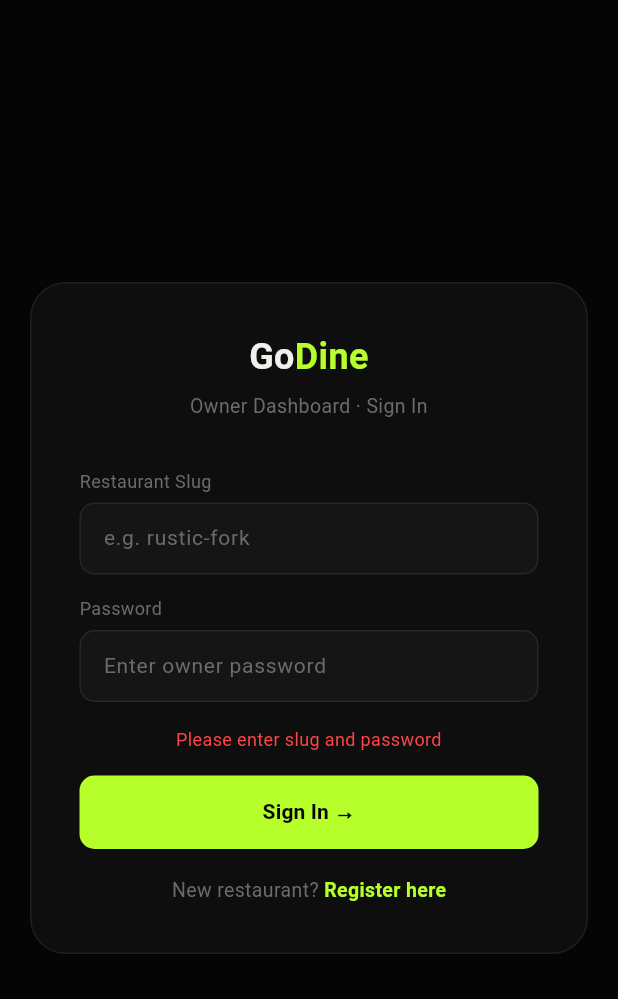
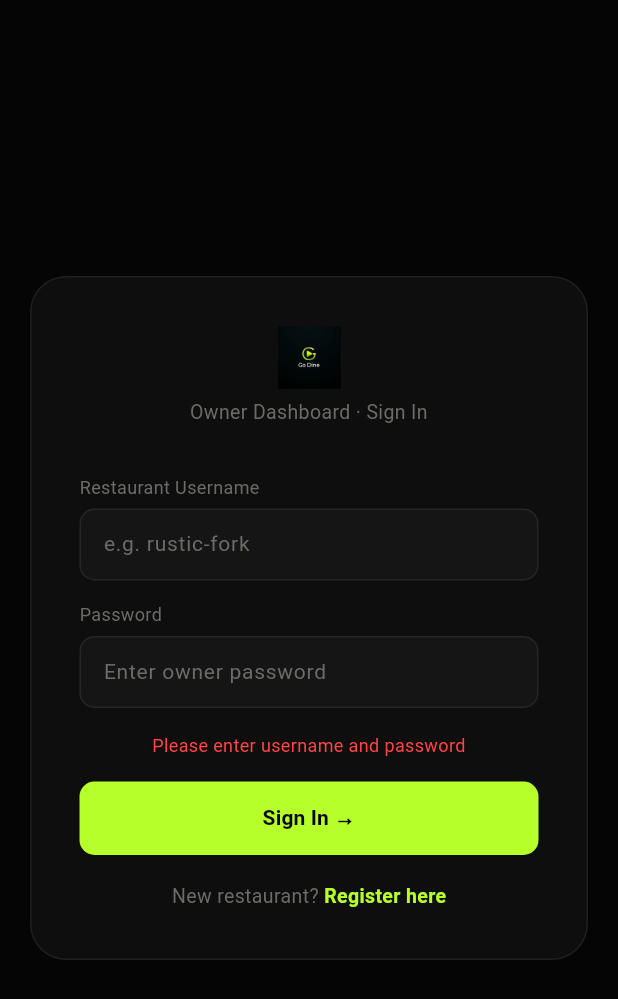
Before and after one commit to go-dine/GoDineProd, a Flutter app: the screen it shows after launch, after a tap on "Sign In →", on a phone screen of 412 x 824 dp. Shown: the top 999 px of the screen. Run offline on Flutter 3.47's test engine with Material 3 defaults, Android fonts, the phone set to English and light mode, and no system bars; our stand-ins replace flutter_local_notifications, flutter_secure_storage, qr_flutter, share_plus, supabase_flutter; accounts and stored records are empty.

```diff
--- a/godine-owner-app/lib/main.dart
+++ b/godine-owner-app/lib/main.dart
@@ -17,12 +17,11 @@
 
 Future<void> main() async {
   WidgetsFlutterBinding.ensureInitialized();
-  await SupabaseService.init();
-  await NotificationService.init();
   SystemChrome.setSystemUIOverlayStyle(const SystemUiOverlayStyle(
     statusBarColor: AppColors.bg,
     statusBarIconBrightness: Brightness.light,
   ));
+  // Launch the UI immediately — initialization happens inside the splash screen
   runApp(const GoDineApp());
 }
 
@@ -32,7 +31,7 @@
   @override
   Widget build(BuildContext context) {
     return MaterialApp(
-      title: 'GoDine Owner',
+      title: 'Go Dine',
       debugShowCheckedModeBanner: false,
       theme: buildAppTheme(),
       home: const AuthGate(),
@@ -49,25 +48,41 @@
 
 class _AuthGateState extends State<AuthGate> {
   Restaurant? _restaurant;
-  bool _loading = true;
+  bool _isInitializing = true;
 
   @override
   void initState() {
     super.initState();
-    _autoLogin();
+    _initAndAutoLogin();
   }
 
-  Future<void> _autoLogin() async {
+  Future<void> _initAndAutoLogin() async {
     try {
-      final restaurant = await SupabaseService.autoLogin();
-      if (mounted) {
-        setState(() {
-          _restaurant = restaurant;
-          _loading = false;
-        });
-      }
+      // Initialize Supabase (with timeout)
+      await SupabaseService.init().timeout(const Duration(seconds: 5));
     } catch (_) {
-      if (mounted) setState(() => _loading = false);
+      // If Supabase init fails/times out, we'll just show login screen
+    }
+
+    try {
+      // Initialize notifications (with timeout, non-blocking)
+      await NotificationService.init().timeout(const Duration(seconds: 3));
+    } catch (_) {
+      // Notifications are non-critical
+    }
+
+    Restaurant? restaurant;
+    try {
+      // Try auto-login (with timeout)
+      restaurant = await SupabaseService.autoLogin()
+          .timeout(const Duration(seconds: 5));
+    } catch (_) {}
+
+    if (mounted) {
+      setState(() {
+        _isInitializing = false;
+        _restaurant = restaurant;
+      });
     }
   }
 
@@ -82,38 +97,14 @@
 
   @override
   Widget build(BuildContext context) {
-    if (_loading) {
-      return Scaffold(
-        backgroundColor: AppColors.bg,
-        body: Center(
-          child: Column(
-            mainAxisSize: MainAxisSize.min,
-            children: [
-              Text.rich(
-                TextSpan(children: [
-                  const TextSpan(
-                    text: 'Go',
-                    style: TextStyle(fontSize: 28, fontWeight: FontWeight.w700, color: AppColors.white),
-                  ),
-                  TextSpan(
-                    text: 'Dine',
-                    style: TextStyle(fontSize: 28, fontWeight: FontWeight.w700, color: AppColors.lime),
-                  ),
-                ]),
-              ),
-              const SizedBox(height: 20),
-              const CircularProgressIndicator(color: AppColors.lime),
-            ],
-          ),
-        ),
-      );
+    if (_restaurant != null) {
+      return _MainScaffold(restaurant: _restaurant!, onLogout: _handleLogout);
     }
 
-    if (_restaurant == null) {
-      return LoginScreen(onLogin: _handleLogin);
-    }
-
-    return _MainScaffold(restaurant: _restaurant!, onLogout: _handleLogout);
+    return LoginScreen(
+      onLogin: _handleLogin,
+      isInitializing: _isInitializing,
+    );
   }
 }
 
@@ -182,17 +173,9 @@
         titleSpacing: 16,
         title: Row(
           children: [
-            Text.rich(
-              TextSpan(children: [
-                const TextSpan(
-                  text: 'Go',
-                  style: TextStyle(fontSize: 18, fontWeight: FontWeight.w700, color: AppColors.white),
-                ),
-                TextSpan(
-                  text: 'Dine',
-                  style: TextStyle(fontSize: 18, fontWeight: FontWeight.w700, color: AppColors.lime),
-                ),
-              ]),
+            Padding(
+              padding: const EdgeInsets.only(right: 8),
+              child: Image.asset('assets/splash-icon.png', height: 24, fit: BoxFit.contain),
             ),
             const SizedBox(width: 12),
             Expanded(
--- a/godine-owner-app/lib/screens/login_screen.dart
+++ b/godine-owner-app/lib/screens/login_screen.dart
@@ -5,7 +5,13 @@
 
 class LoginScreen extends StatefulWidget {
   final void Function(Restaurant restaurant) onLogin;
-  const LoginScreen({super.key, required this.onLogin});
+  final bool isInitializing;
+
+  const LoginScreen({
+    super.key,
+    required this.onLogin,
+    this.isInitializing = false,
+  });
 
   @override
   State<LoginScreen> createState() => _LoginScreenState();
@@ -37,14 +43,14 @@
     final slug = _slugCtrl.text.trim().toLowerCase();
     final pw = _passwordCtrl.text.trim();
     if (slug.isEmpty || pw.isEmpty) {
-      setState(() => _error = 'Please enter slug and password');
+      setState(() => _error = 'Please enter username and password');
       return;
     }
     setState(() { _loading = true; _error = ''; });
     try {
       final restaurant = await SupabaseService.login(slug, pw);
       if (restaurant == null) {
-        setState(() => _error = 'Invalid slug or password');
+        setState(() => _error = 'Invalid username or password');
       } else {
         widget.onLogin(restaurant);
       }
@@ -62,11 +68,11 @@
     final pw = _passwordCtrl.text.trim();
     final tables = int.tryParse(_tablesCtrl.text) ?? 10;
     if (name.isEmpty || slug.isEmpty || pw.isEmpty) {
-      setState(() => _error = 'Name, slug and password are required');
+      setState(() => _error = 'Name, username and password are required');
       return;
     }
     if (slug.length < 3) {
-      setState(() => _error = 'Slug must be at least 3 characters');
+      setState(() => _error = 'Username must be at least 3 characters');
       return;
     }
     setState(() { _loading = true; _error = ''; });
@@ -81,7 +87,7 @@
     } catch (e) {
       final msg = e.toString();
       if (msg.contains('duplicate') || msg.contains('unique')) {
-        setState(() => _error = 'This slug is already taken. Try another.');
+        setState(() => _error = 'This username is already taken. Try another.');
       } else {
         setState(() => _error = 'Failed to register: $msg');
       }
@@ -110,18 +116,8 @@
               mainAxisSize: MainAxisSize.min,
               children: [
                 // Logo
-                Text.rich(
-                  TextSpan(children: [
-                    const TextSpan(
-                      text: 'Go',
-                      style: TextStyle(fontSize: 24, fontWeight: FontWeight.w700, color: AppColors.white),
-                    ),
-                    TextSpan(
-                      text: 'Dine',
-                      style: TextStyle(fontSize: 24, fontWeight: FontWeight.w700, color: AppColors.lime),
-                    ),
-                  ]),
-                  textAlign: TextAlign.center,
+                Center(
+                  child: Image.asset('assets/splash-icon.png', height: 42, fit: BoxFit.contain),
                 ),
                 const SizedBox(height: 6),
                 Text(
@@ -137,8 +133,8 @@
                   _input(_nameCtrl, 'e.g. The Rustic Fork', capitalization: TextCapitalization.words),
                 ],
 
-                // Slug
-                _label(_isLogin ? 'Restaurant Slug' : 'URL Slug *'),
+                // Username
+                _label(_isLogin ? 'Restaurant Username' : 'Username *'),
                 _input(
                   _slugCtrl,
                   'e.g. rustic-fork',
@@ -189,7 +185,7 @@
                 SizedBox(
                   width: double.infinity,
                   child: ElevatedButton(
-                    onPressed: _loading ? null : (_isLogin ? _handleLogin : _handleRegister),
+                    onPressed: (_loading || widget.isInitializing) ? null : (_isLogin ? _handleLogin : _handleRegister),
                     style: ElevatedButton.styleFrom(
                       backgroundColor: AppColors.lime,
                       foregroundColor: AppColors.bg,
@@ -199,7 +195,7 @@
                       ),
                       disabledBackgroundColor: AppColors.lime.withOpacity(0.6),
                     ),
-                    child: _loading
+                    child: (_loading || widget.isInitializing)
                         ? const SizedBox(
                             width: 20,
                             height: 20,
```
Also changed, not shown: godine-owner-app/lib/widgets/animated_splash.dart (added, +239 -0 lines), godine-owner-app/pubspec.yaml (+5 -3 lines), godine-owner-app/assets/Logo1.png (renamed from godine-owner-app/assests/Logo1.png), godine-owner-app/assets/app_icon.png (added), godine-owner-app/assets/icon/app_icon.png (added), godine-owner-app/assets/icon_fg.png (added), godine-owner-app/assets/splash_logo.png (added), 17 other files.
